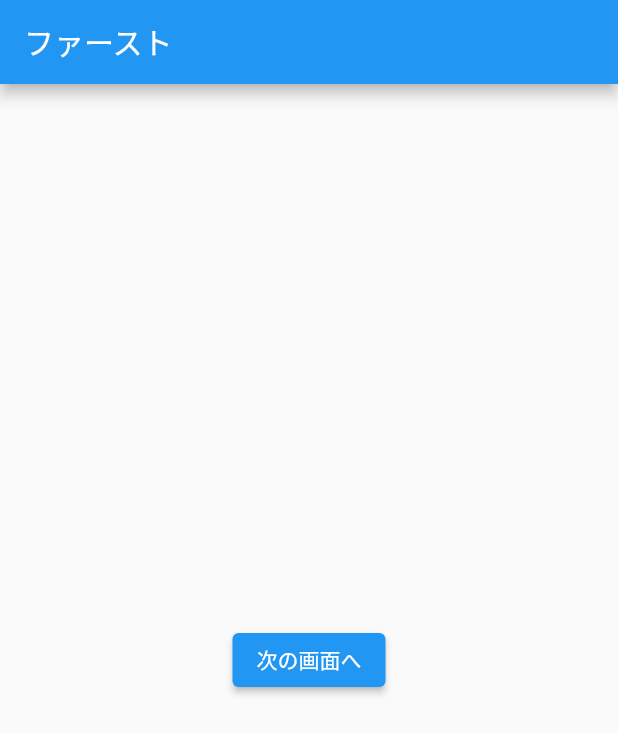
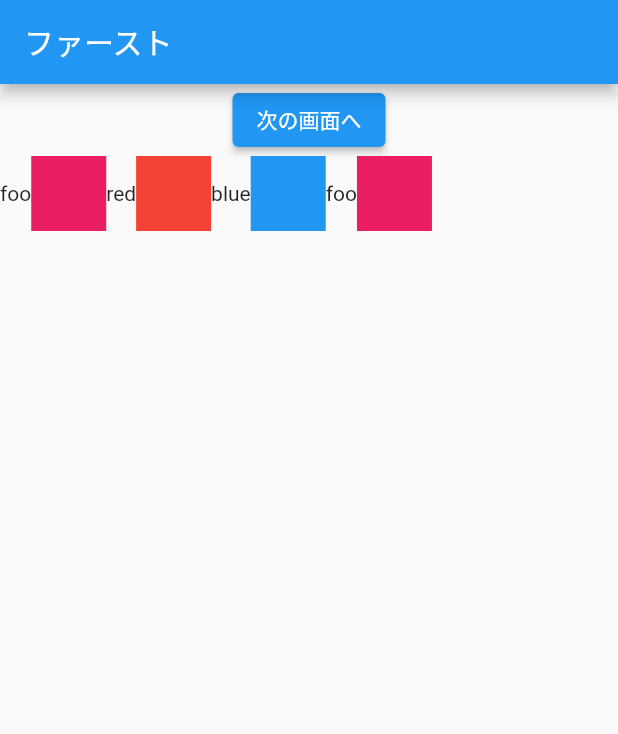
Before and after one commit to kajiyai/flutter_tutorial, a Flutter app: the screen it shows after launch, on a phone screen of 412 x 824 dp. Shown: the top 734 px of the screen. Run offline on Flutter 3.47's test engine with Material 2 defaults, Android fonts, the phone set to English and light mode, and no system bars.

Commit message:
first chap

```diff
--- a/lib/first_page.dart
+++ b/lib/first_page.dart
@@ -9,7 +9,9 @@
         title: const Text('ファースト'),
       ),
       body: Center(
-        child: ElevatedButton(
+        child: Column(
+          children: [
+            ElevatedButton(
               onPressed: () {
                 Navigator.push(
                     context,
@@ -20,6 +22,36 @@
               },
               child: const Text('次の画面へ'),
             ),
+            Row(
+              children: [
+                Text('foo'),
+                Container(
+                  height: 50,
+                  width: 50,
+                  color: Colors.pink,
+                ),
+                Text('red'),
+                Container(
+                  height: 50,
+                  width: 50,
+                  color: Colors.red,
+                ),
+                Text('blue'),
+                Container(
+                  height: 50,
+                  width: 50,
+                  color: Colors.blue,
+                ),
+                Text('foo'),
+                Container(
+                  height: 50,
+                  width: 50,
+                  color: Colors.pink,
+                ),
+              ],
+            ),
+          ],
+        ),
       ),
     );
   }
```
Also changed, not shown: lib/my_home_page.dart (added, +57 -0 lines). Lines whose indentation alone changed are shown as unchanged.
